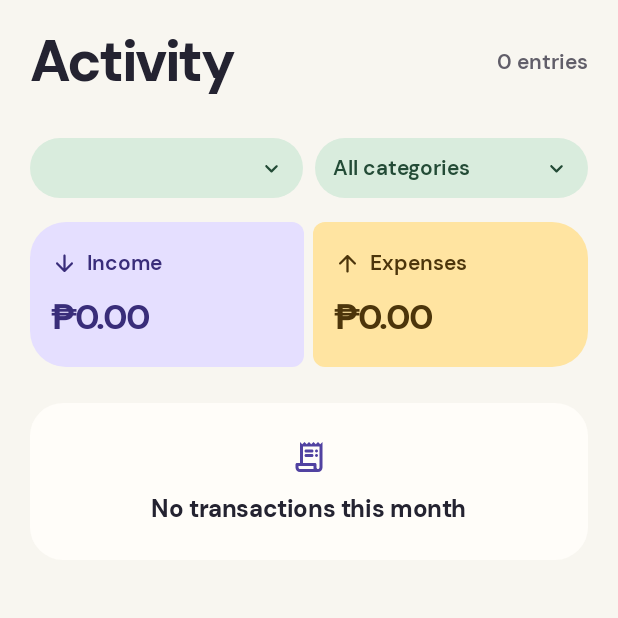
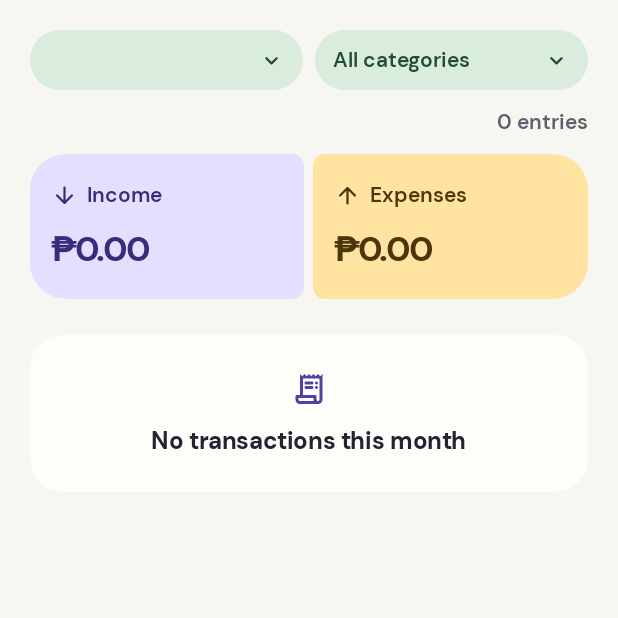
Before and after one commit to cdcris/Crisbud, an Android app built with Jetpack Compose: the composable ActivityScreen called with empty values, on a phone screen of 412 x 824 dp, the top half of it. Run offline under Robolectric (Android 15) with nearby library versions, the phone set to English and light mode, and no system bars; our stand-ins replace Compose Multiplatform resources; 9 statements that could not run were skipped.

Commit message:
style: streamline screen headers and entry count

```diff
--- a/shared/src/commonMain/kotlin/android/com/crisbud/ActivityScreen.kt
+++ b/shared/src/commonMain/kotlin/android/com/crisbud/ActivityScreen.kt
@@ -62,6 +62,7 @@ import androidx.compose.ui.semantics.heading
 import androidx.compose.ui.semantics.semantics
 import androidx.compose.ui.text.input.ImeAction
 import androidx.compose.ui.text.input.KeyboardType
+import androidx.compose.ui.text.style.TextAlign
 import androidx.compose.ui.text.style.TextOverflow
 import androidx.compose.ui.unit.dp
 
@@ -97,15 +98,6 @@ internal fun ActivityScreen(
         contentPadding = PaddingValues(start = 20.dp, top = 16.dp, end = 20.dp, bottom = 32.dp)
     ) {
         item {
-            PageHeading("Activity") {
-                val count = entries.size
-                Text(
-                    if (count == 1) "1 entry" else "$count entries",
-                    color = colors.onSurfaceVariant,
-                    style = MaterialTheme.typography.labelLarge
-                )
-            }
-            Spacer(Modifier.height(18.dp))
             Row(
                 Modifier.fillMaxWidth(),
                 horizontalArrangement = Arrangement.spacedBy(8.dp),
@@ -128,6 +120,15 @@ internal fun ActivityScreen(
                     onSelect = { selectedCategory = it }
                 )
             }
+            Spacer(Modifier.height(8.dp))
+            val count = entries.size
+            Text(
+                if (count == 1) "1 entry" else "$count entries",
+                modifier = Modifier.fillMaxWidth(),
+                color = colors.onSurfaceVariant,
+                style = MaterialTheme.typography.labelLarge,
+                textAlign = TextAlign.End
+            )
             Spacer(Modifier.height(12.dp))
             Row(Modifier.fillMaxWidth(), horizontalArrangement = Arrangement.spacedBy(6.dp)) {
                 ActivityTotal(
--- a/shared/src/commonMain/kotlin/android/com/crisbud/BudgetsScreen.kt
+++ b/shared/src/commonMain/kotlin/android/com/crisbud/BudgetsScreen.kt
@@ -64,7 +64,6 @@ internal fun BudgetsScreen(
         contentPadding = PaddingValues(start = 20.dp, top = 16.dp, end = 20.dp, bottom = 32.dp),
         verticalArrangement = Arrangement.spacedBy(8.dp)
     ) {
-        item { PageHeading("Budgets") }
         item {
             MonthlyBudgetSummary(
                 spent = budgets.sumOf { it.spent },
--- a/shared/src/commonMain/kotlin/android/com/crisbud/OverviewScreen.kt
+++ b/shared/src/commonMain/kotlin/android/com/crisbud/OverviewScreen.kt
@@ -52,14 +52,12 @@ internal fun OverviewScreen(
         verticalArrangement = Arrangement.spacedBy(8.dp)
     ) {
         item {
-            PageHeading("Overview") {
             Row(
                 Modifier.background(colors.surfaceContainer, CircleShape).padding(horizontal = 11.dp, vertical = 7.dp),
                 verticalAlignment = Alignment.CenterVertically, horizontalArrangement = Arrangement.spacedBy(6.dp)
             ) {
                 Icon(Icons.Rounded.CalendarToday, null, Modifier.size(14.dp), tint = colors.onSurfaceVariant)
                 Text(monthLabel(month), style = MaterialTheme.typography.labelMedium, color = colors.onSurfaceVariant)
-                }
             }
         }
         item {
--- a/shared/src/commonMain/kotlin/android/com/crisbud/SettingsScreen.kt
+++ b/shared/src/commonMain/kotlin/android/com/crisbud/SettingsScreen.kt
@@ -95,7 +95,6 @@ internal fun SettingsScreen(
         contentPadding = PaddingValues(start = 20.dp, top = 16.dp, end = 20.dp, bottom = 36.dp),
         verticalArrangement = Arrangement.spacedBy(20.dp)
     ) {
-        item { PageHeading("Settings") }
         item {
             WalletSummary(wallets, onClick = { managedList = ManagedList.Wallets })
         }
```
Lines whose indentation alone changed are shown as unchanged.
